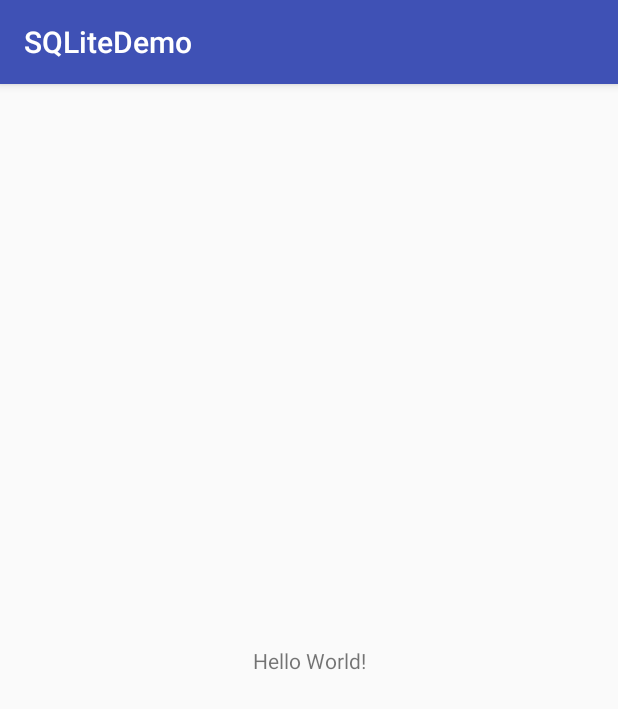
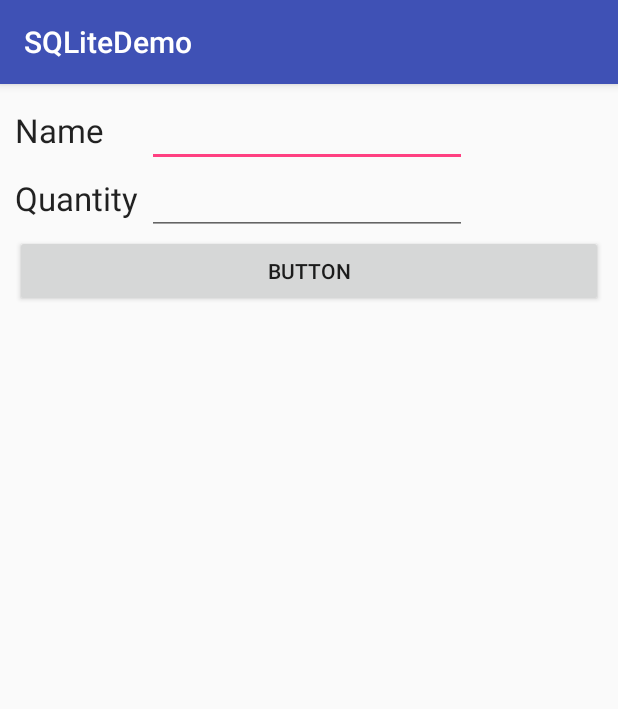
Before and after one commit to macintorch/android-learn-sqlite, an Android app: the screen it shows after launch (MainActivity), on a phone screen of 412 x 824 dp. Shown: the top 709 px of the screen. Run offline under Robolectric (Android 15) with nearby library versions, the phone set to English and light mode, and no system bars.

Commit message:
update activity main layout

```diff
--- a/app/src/main/res/layout/activity_main.xml
+++ b/app/src/main/res/layout/activity_main.xml
@@ -1,19 +1,62 @@
 <?xml version="1.0" encoding="utf-8"?>
-<android.support.constraint.ConstraintLayout
+<LinearLayout
     xmlns:android="http://schemas.android.com/apk/res/android"
     xmlns:app="http://schemas.android.com/apk/res-auto"
     xmlns:tools="http://schemas.android.com/tools"
     android:layout_width="match_parent"
     android:layout_height="match_parent"
-    tools:context="ainor.com.my.sqlitedemo.MainActivity">
+    tools:context="ainor.com.my.sqlitedemo.MainActivity"
+    android:orientation="horizontal">
 
-    <TextView
-        android:layout_width="wrap_content"
-        android:layout_height="wrap_content"
-        android:text="Hello World!"
-        app:layout_constraintBottom_toBottomOf="parent"
-        app:layout_constraintLeft_toLeftOf="parent"
-        app:layout_constraintRight_toRightOf="parent"
-        app:layout_constraintTop_toTopOf="parent"/>
 
-</android.support.constraint.ConstraintLayout>
+
+    <TableLayout
+        android:layout_width="match_parent"
+        android:layout_height="match_parent"
+        android:padding="10dp">
+
+        <TableRow>
+
+        <TextView
+            android:id="@+id/nameTextView"
+            android:layout_width="wrap_content"
+            android:layout_height="wrap_content"
+            android:text="Name"
+            android:textAppearance="@style/TextAppearance.AppCompat.Large"/>
+
+            <EditText
+                android:id="@+id/nameEditText"
+                android:layout_width="wrap_content"
+                android:layout_height="wrap_content"
+                android:ems="10"
+                android:inputType="text"/>
+        </TableRow>
+        <TableRow>
+
+        <TextView
+            android:id="@+id/quantityTextView"
+            android:layout_width="wrap_content"
+            android:layout_height="wrap_content"
+            android:text="Quantity"
+            android:textAppearance="@style/TextAppearance.AppCompat.Large"/>
+
+            <EditText
+                android:id="@+id/quantityEditText"
+                android:layout_width="wrap_content"
+                android:layout_height="wrap_content"
+                android:ems="10"
+                android:inputType="number"/>
+        </TableRow>
+
+        <TableRow>
+            <Button
+                android:id="@+id/button"
+                android:layout_width="wrap_content"
+                android:layout_height="wrap_content"
+                android:layout_weight="1"
+                android:text="Button"/>
+        </TableRow>
+
+    </TableLayout>
+
+</LinearLayout>
```
